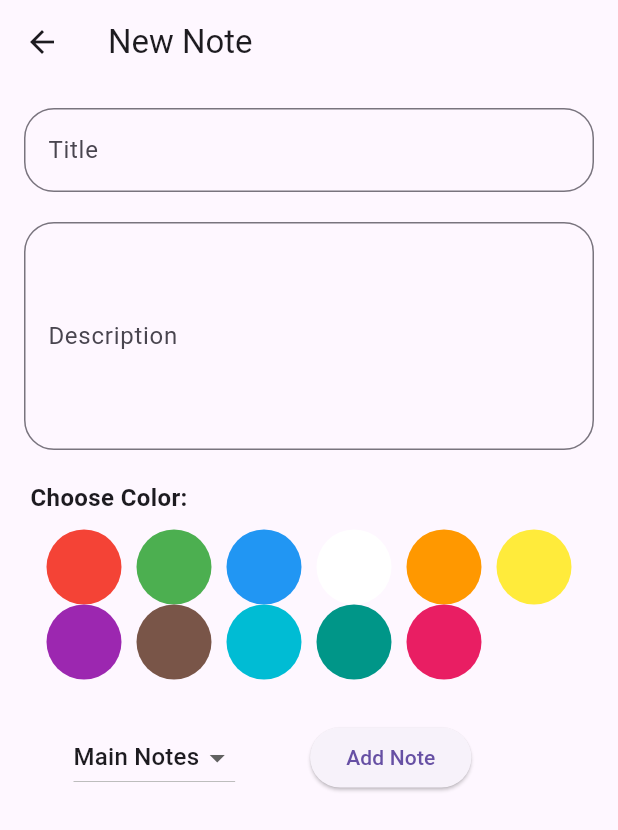
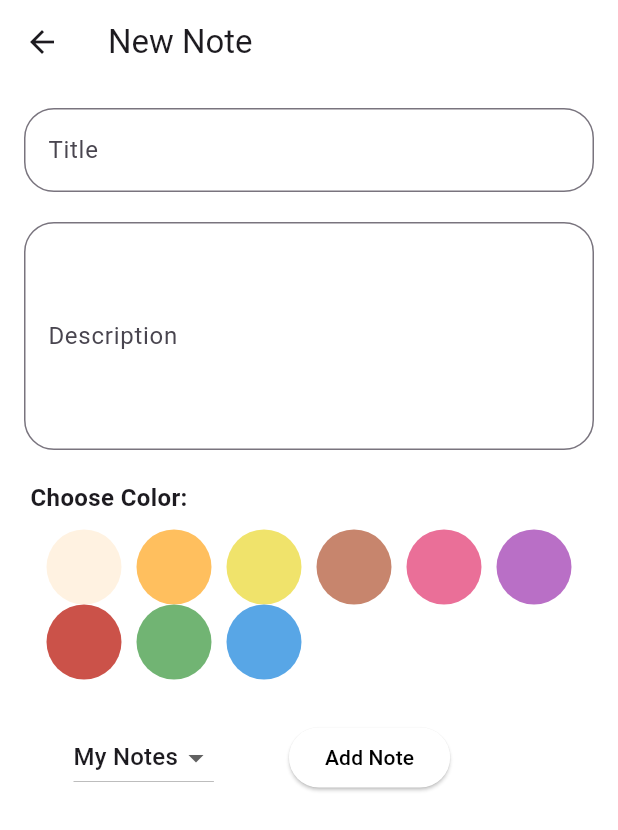
Before and after one commit to SalmaMourad/NoteApp, a Flutter app: the NoteDetailScreen screen opened directly, on a phone screen of 412 x 824 dp. Shown: the top 830 px of the screen. Run offline on Flutter 3.47's test engine with Material 3 defaults, Android fonts, the phone set to English and light mode, and no system bars; our stand-ins replace flutter_colorpicker, shared_preferences; accounts and stored records are empty.

Commit message:
Notes grid view , delete confirmatation , ui & colors alteration

```diff
--- a/simple_notes_app/lib/screens/note_detail_screen.dart
+++ b/simple_notes_app/lib/screens/note_detail_screen.dart
@@ -32,25 +32,32 @@ class _NoteDetailScreenState extends State<NoteDetailScreen> {
   }
 
   List<Color> colorOptions = [
-    Colors.red,
-    Colors.green,
-    Colors.blue,
-    Colors.white,
-    Colors.orange,
-    Colors.yellow,
-    Colors.purple,
-    Colors.brown,
-    Colors.cyan,
-    Colors.teal,
-    Colors.pink,
+    Color.fromARGB(255, 255, 242, 225),
+    Color.fromARGB(255, 255, 191, 94),
+    Color.fromARGB(255, 240, 227, 107),
+    const Color.fromARGB(255, 199, 133, 109),
+    const Color.fromARGB(255, 234, 111, 152),
+    Color.fromARGB(255, 185, 111, 198),
+    Color.fromARGB(255, 203, 82, 73),
+    const Color.fromARGB(255, 113, 180, 115),
+    Color.fromARGB(255, 88, 166, 230),
+    // Colors.white,
 
+    // const Color.fromARGB(255, 95, 174, 184),
+    // Colors.teal,
+    // Color.fromARGB(255, 248, 118, 161),
+
+    // Color.fromARGB(255, 255, 146, 183),
   ];
   Widget _buildColorPicker() {
     return Column(
       children: [
         Row(
           children: [
-            Text(" Choose Color:",style: TextStyle(fontWeight: FontWeight.bold,fontSize: 16),),
+            Text(
+              " Choose Color:",
+              style: TextStyle(fontWeight: FontWeight.bold, fontSize: 16),
+            ),
           ],
         ),
         SizedBox(height: 10),
@@ -125,31 +132,41 @@ class _NoteDetailScreenState extends State<NoteDetailScreen> {
     final folders = Provider.of<NotesProvider>(context).folders;
 
     return Scaffold(
+      backgroundColor: Colors.white,
       appBar: AppBar(
+        backgroundColor: Colors.white,
         title: Text(widget.note == null ? 'New Note' : 'Edit Note'),
       ),
       body: Padding(
         padding: const EdgeInsets.all(16.0),
-        child: Column(
+        child: ListView(children: [
+          Column(
             children: [
               TextFormField(
                 controller: _titleController,
-              decoration: InputDecoration(labelText: 'Title',border: OutlineInputBorder(borderRadius: BorderRadius.circular(20))),
+                decoration: InputDecoration(
+                    labelText: 'Title',
+                    border: OutlineInputBorder(
+                        borderRadius: BorderRadius.circular(20))),
               ),
               SizedBox(height: 20),
-
               TextFormField(
                 controller: _descriptionController,
-              decoration: InputDecoration(labelText: 'Description',border: OutlineInputBorder(borderRadius: BorderRadius.circular(20))),
+                decoration: InputDecoration(
+                    labelText: 'Description',
+                    border: OutlineInputBorder(
+                        borderRadius: BorderRadius.circular(20))),
                 maxLines: 5,
               ),
-
               SizedBox(height: 20),
               _buildColorPicker(),
               SizedBox(height: 20),
               Padding(
                 padding: const EdgeInsets.all(8.0),
-              child: Row(children: [SizedBox(width: 25),DropdownButton<String?>(
+                child: Row(
+                  children: [
+                    SizedBox(width: 25),
+                    DropdownButton<String?>(
                       value: _selectedFolder,
                       onChanged: (String? newFolder) {
                         setState(() {
@@ -159,7 +176,7 @@ class _NoteDetailScreenState extends State<NoteDetailScreen> {
                       items: [
                         DropdownMenuItem<String?>(
                           value: null,
-                    child: Text('Main Notes'),
+                          child: Text('My Notes'),
                         ),
                         ...folders.map((folder) => DropdownMenuItem<String?>(
                               value: folder,
@@ -170,14 +187,22 @@ class _NoteDetailScreenState extends State<NoteDetailScreen> {
                     SizedBox(width: 50),
                     // Spacer(flex: 1,),
                     ElevatedButton(
+                      style: ElevatedButton.styleFrom(
+                        backgroundColor: Colors.white, // Background color
+                        // onPrimary: Colors.white, // Text color
+                      ),
                       onPressed: _saveNote,
-                child: Text(widget.note == null ? 'Add Note' : 'Save Changes'),
-              ),],
+                      child: Text(
+                        widget.note == null ? 'Add Note' : 'Save Changes',
+                        style: TextStyle(color: Colors.black),
+                      ),
+                    ),
+                  ],
                 ),
               )
-
             ],
           ),
+        ]),
       ),
     );
   }
```
Also changed, not shown: simple_notes_app/lib/screens/delete.dart (added, +36 -0 lines), simple_notes_app/lib/screens/notes_list_screen.dart (+125 -22 lines), simple_notes_app/lib/screens/old_notes_list_screen.dart (added, +156 -0 lines). Lines whose indentation alone changed are shown as unchanged.
